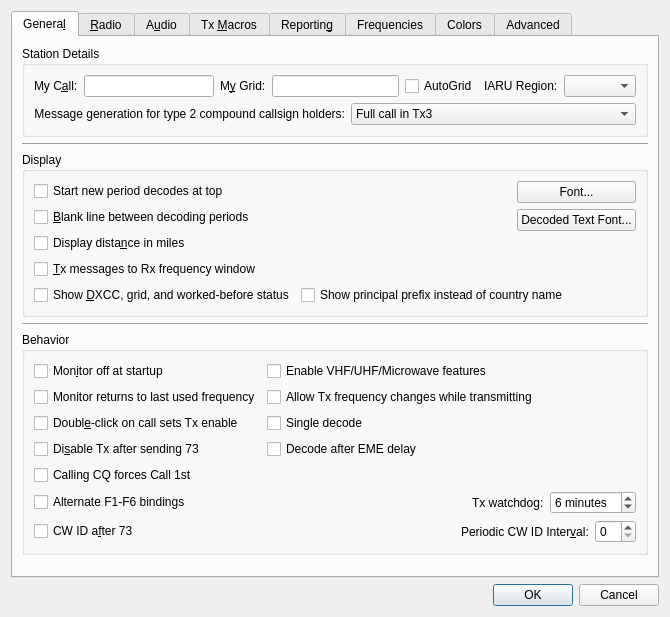
Before: the Qt Designer form Configuration.ui in WSJTX/wsjtx, drawn with Qt 5.
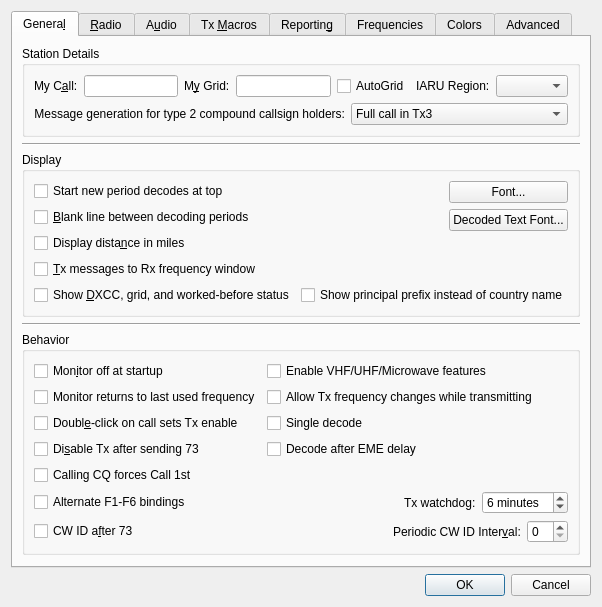
After: the same form once the commit is applied. Custom widgets are drawn as their Qt base class.

```diff
--- a/Configuration.ui
+++ b/Configuration.ui
@@ -6,8 +6,8 @@
    <rect>
     <x>0</x>
     <y>0</y>
-    <width>670</width>
-    <height>617</height>
+    <width>557</width>
+    <height>561</height>
    </rect>
   </property>
   <property name="windowTitle">
```
Left out of the diff: 14 changed lines with no effect on the pictures.
